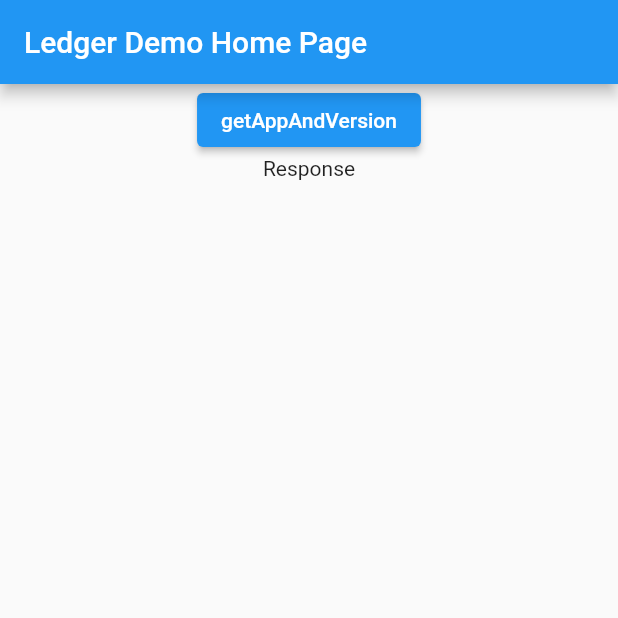
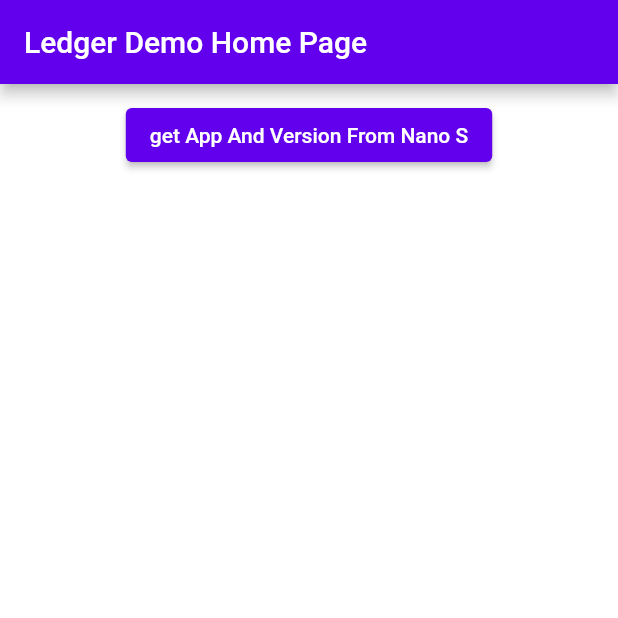
Before and after one commit to redDwarf03/ledger_dart_lib, a Flutter app: the screen it shows after launch, on a phone screen of 412 x 824 dp, the top half of it. Run offline on Flutter 3.47's test engine with Material 2 defaults, Android fonts, the phone set to English and light mode, and no system bars; our stand-ins replace convert, get_it; missing offline and left inert: dart:js, dart:js_util, web_hid.

```diff
--- a/example/lib/main.dart
+++ b/example/lib/main.dart
@@ -16,11 +16,14 @@
   // This widget is the root of your application.
   @override
   Widget build(BuildContext context) {
+    var mode = ThemeMode.light;
+
     return MaterialApp(
       title: 'Ledger Demo',
-      theme: ThemeData(
-        primarySwatch: Colors.blue,
-      ),
+      debugShowCheckedModeBanner: false,
+      theme: ThemeData.from(colorScheme: const ColorScheme.light()),
+      darkTheme: ThemeData.from(colorScheme: const ColorScheme.dark()),
+      themeMode: mode,
       home: const MyHomePage(title: 'Ledger Demo Home Page'),
     );
   }
@@ -81,18 +84,26 @@
       body: Center(
         child: Column(
           children: <Widget>[
+            const SizedBox(
+              height: 10,
+            ),
             ElevatedButton(
                 child: const Text(
-                  'getAppAndVersion',
+                  'get App And Version From Nano S',
                 ),
                 onPressed: () async {
                   await sl
                       .get<LedgerNanoSModel>()
                       .connectLedger(getAppAndVersion);
                 }),
-            const Text(
-              'Response',
+            const SizedBox(
+              height: 10,
             ),
+            response != ''
+                ? const Text(
+                    'Response',
+                  )
+                : const SizedBox(),
             const SizedBox(
               height: 10,
             ),
```
Also changed, not shown: 5 other files.
